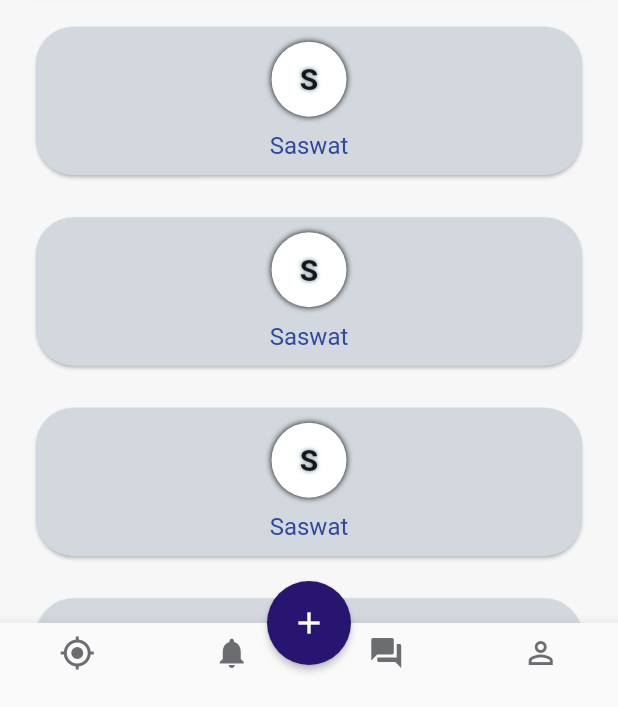
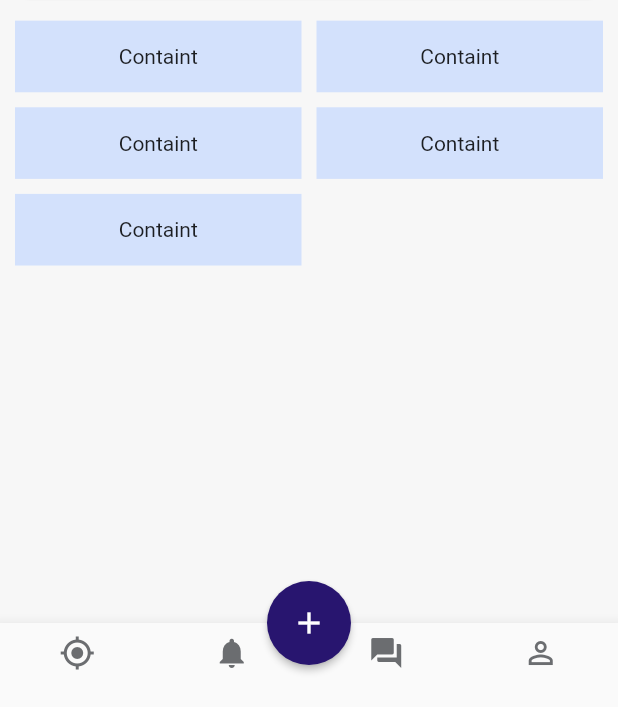
Before and after one commit to sparcsaswat/fb-flutter, a Flutter app: the ExplorePage screen opened directly, scrolled down 178 dp, on a phone screen of 412 x 824 dp, the part 529-1236 px from its top. Run offline on Flutter 3.47's test engine with Material 2 defaults, Android fonts, the phone set to English and light mode, and no system bars; drawn by our look-alikes of google_maps_flutter; project files that could hold a hidden picture were left out.

Commit message:
all page design updated

```diff
--- a/lib/pages/explore.dart
+++ b/lib/pages/explore.dart
@@ -123,65 +123,28 @@ class _ExplorePageState extends State<ExplorePage> {
 
   Widget peoplelist() {
     return Container(
-      child: ListView.builder(
-        itemCount: 10,
-        itemBuilder: (BuildContext context, int index) {
-          return Container(
-            padding:
-                EdgeInsets.only(left: 20, right: 20.0, top: 10.0, bottom: 10.0),
-            child: Card(
-              color: Color.fromRGBO(211, 215, 222, 1),
-              shape: RoundedRectangleBorder(
-                  borderRadius: BorderRadius.circular(25.0)),
-              child: Padding(
-                padding: EdgeInsets.all(10.0),
-                child: Align(
+      padding: EdgeInsets.only(left: 10.0, right: 10.0,top: 10.0),
+      child: CustomScrollView(
+        slivers: <Widget>[
+          SliverGrid(
+            gridDelegate: SliverGridDelegateWithMaxCrossAxisExtent(
+              maxCrossAxisExtent: 200.0,
+              mainAxisSpacing: 10.0,
+              crossAxisSpacing: 10.0,
+              childAspectRatio: 4.0,
+            ),
+            delegate: SliverChildBuilderDelegate(
+              (BuildContext context, int index) {
+                return Container(
                   alignment: Alignment.center,
-                  child: Column(
-                    crossAxisAlignment: CrossAxisAlignment.center,
-                    mainAxisAlignment: MainAxisAlignment.center,
-                    children: <Widget>[
-                      Container(
-                        width: 50.0,
-                        height: 50.0,
-                        decoration: new BoxDecoration(
-                            color: Colors.white,
-                            shape: BoxShape.circle,
-                            boxShadow: [
-                              BoxShadow(
-                                color: Colors.black,
-                                blurRadius: 3.0,
-                              ),
-                            ]),
-                        child: Center(
-                          child: Text(
-                            'S',
-                            style: TextStyle(
-                                fontWeight: FontWeight.bold,
-                                fontSize: 20,
-                                shadows: [
-                                  Shadow(
-                                      color: Colors.blueGrey, blurRadius: 3.0)
-                                ]),
-                          ),
-                        ),
-                      ),
-                      Padding(
-                        padding: EdgeInsets.only(top: 10.0),
-                      ),
-                      Text(
-                        'Saswat',
-                        style: TextStyle(
-                            color: Color.fromRGBO(45, 72, 156, 1),
-                            fontSize: 16.0),
-                      )
-                    ],
-                  ),
-                ),
-              ),
+                  color: Color.fromRGBO(211, 225, 252, 1),
+                  child: Text('Containt'),
+                );
+              },
+              childCount: 5,
             ),
-          );
-        },
+          ),
+        ],
       ),
     );
   }
--- a/lib/utils/bottomnavigtor.dart
+++ b/lib/utils/bottomnavigtor.dart
@@ -56,7 +56,7 @@ Widget buoomnavigationbar(context) {
         appnavigator(context, ExplorePage());
       } else if (_currentindex == 1) {
         appnavigator(context, NotificationPage());
-      } else if (_currentindex == 1) {
+      } else if (_currentindex == 2) {
         appnavigator(context, ChatPage());
       } else {
         appnavigator(context, MyProfilePage());
```
Also changed, not shown: lib/pages/myprofile.dart (+4 -4 lines).
